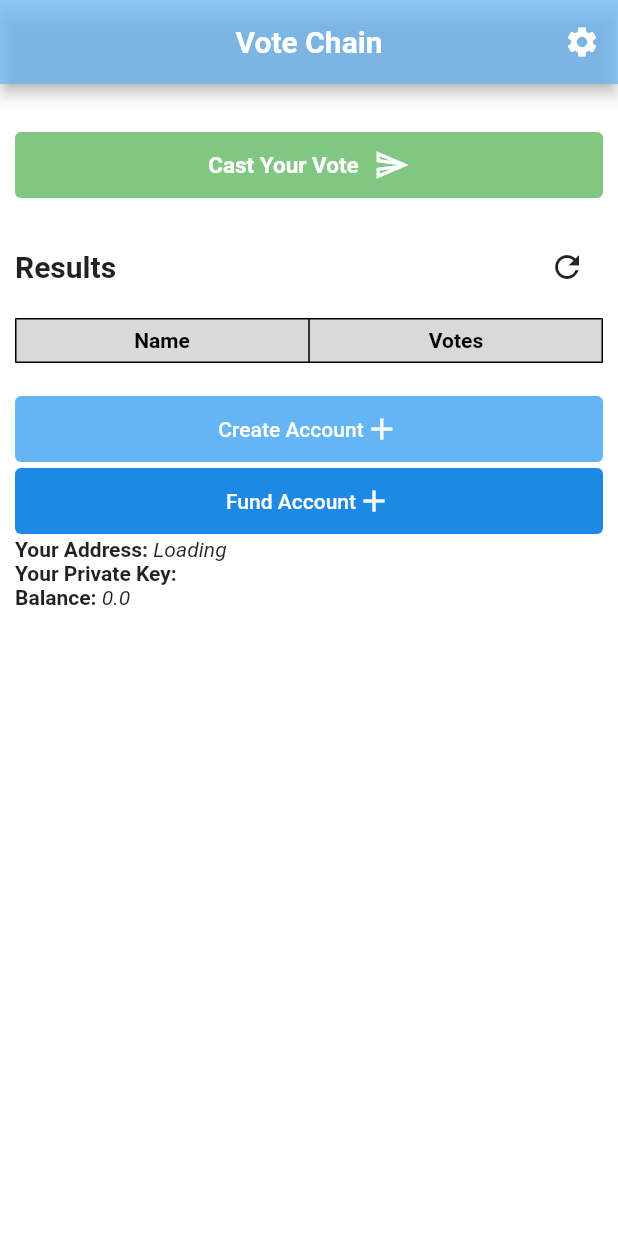
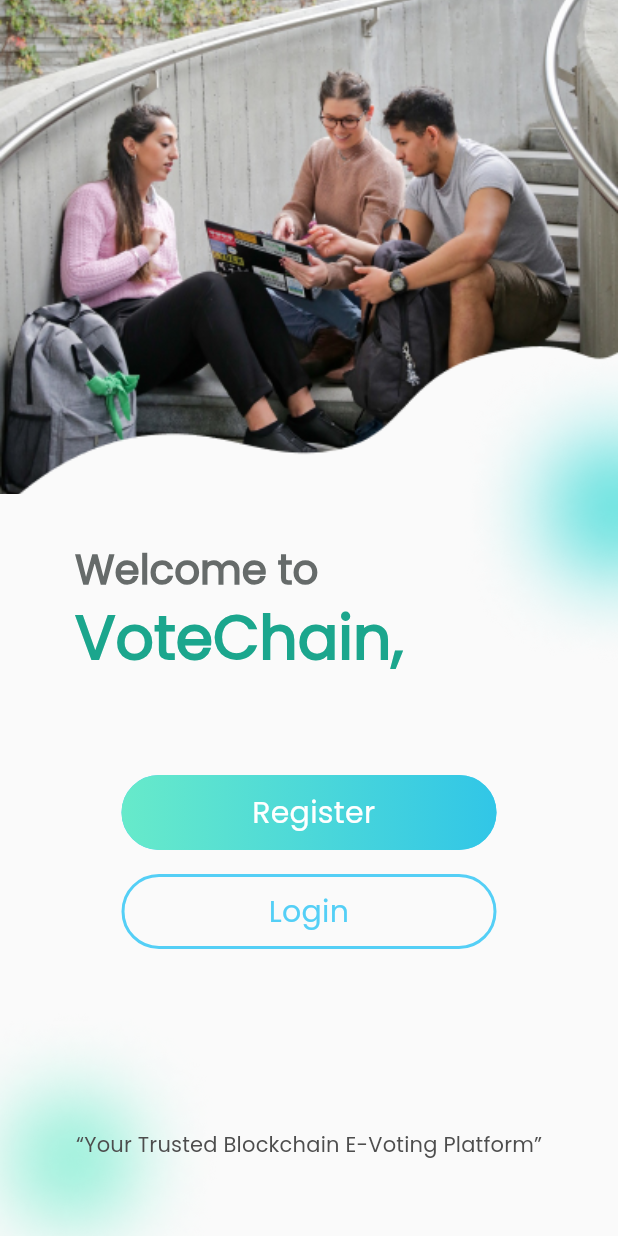
Before and after one commit to aswanthabam/VoteChain, a Flutter app: the screen it shows after launch, on a phone screen of 412 x 824 dp. Run offline on Flutter 3.47's test engine with Material 2 defaults, Android fonts, the phone set to English and light mode, and no system bars; our stand-ins replace convert, shared_preferences; missing offline and left inert: web3dart; project files that could hold a hidden picture were left out.

Commit message:
Login page designed

```diff
--- a/vote/lib/classes/contract_linker.dart
+++ b/vote/lib/classes/contract_linker.dart
@@ -138,7 +138,18 @@ class ContractLinker extends ChangeNotifier {
     } catch (err) {
       print("Unable to fund account");
       showDialog(
-          context: context, builder: (builder) => Text("Error getting ethers"));
+          context: context,
+          builder: (builder) => Dialog(
+              shape: RoundedRectangleBorder(
+                  borderRadius: BorderRadius.circular(20)),
+              backgroundColor: Colors.white,
+              child: Padding(
+                  padding: EdgeInsets.all(16),
+                  // height: 100,
+                  // decoration: BoxDecoration(color: Colors.white),
+                  child: Column(mainAxisSize: MainAxisSize.min, children: [
+                    Center(child: Text("Error getting ethers"))
+                  ]))));
     }
     print("Account balance : " + (await getBalance()).toString() + " ETH");
     notifyListeners();
@@ -170,14 +181,14 @@ class ContractLinker extends ChangeNotifier {
       showDialog(
           context: context,
           builder: (builder) {
-            return SizedBox(
-                height: 100,
-                child: Container(
-                    width: double.infinity,
-                    height: 100,
-                    decoration: BoxDecoration(color: Colors.white),
-                    padding: EdgeInsets.all(10),
-                    child: Text("Err: " + err.toString())));
+            return Dialog(
+                shape: RoundedRectangleBorder(
+                    borderRadius: BorderRadius.circular(20)),
+                child: Padding(
+                    padding: EdgeInsets.all(20),
+                    child: Column(
+                        mainAxisSize: MainAxisSize.min,
+                        children: [Text("Error Votting: " + err.toString())])));
           });
       return "NULL";
     }
--- a/vote/lib/main.dart
+++ b/vote/lib/main.dart
@@ -7,6 +7,7 @@ import 'package:vote/pages/admin.dart';
 import 'package:vote/components/results.dart';
 import 'package:vote/classes/contract_linker.dart';
 import 'package:vote/pages/splashscreen.dart';
+import 'pages/login.dart';
 
 void main() {
   runApp(const App());
@@ -20,17 +21,11 @@ class App extends StatefulWidget {
 }
 
 class _AppState extends State<App> {
-  late ContractLinker linker;
+  // late ContractLinker linker;
   @override
   void initState() {
     super.initState();
-    init();
-  }
-
-  void init() async {
-    // await Preferences.init();
-    linker = ContractLinker();
-    linker.init(cond: Preferences.init());
+    // init();
   }
 
   // This widget is the root of your application.
@@ -38,21 +33,18 @@ class _AppState extends State<App> {
   Widget build(BuildContext context) {
     return MaterialApp(
       title: 'Vote Chain',
-      initialRoute: 'home',
+      initialRoute: 'login',
       routes: {
         'home': (context) => SplashScreen(
             function: () async {
               await Timer(Duration(seconds: 20), () => {});
             },
-            widget: MyAppBar(body: Home(linker: linker))),
+            widget: MyAppBar(body: Home())),
         'admin': (context) => MyAppBar(body: Admin()),
+        'login': (context) => Login(),
       },
-      home: MyAppBar(
-        body: Home(
-          linker: linker,
-        ),
-      ),
       debugShowCheckedModeBanner: false,
+      theme: ThemeData(fontFamily: 'Poppins'),
     );
   }
 }
--- a/vote/lib/pages/home.dart
+++ b/vote/lib/pages/home.dart
@@ -8,16 +8,30 @@ import 'package:web3dart/web3dart.dart';
 import '../Election.g.dart';
 import 'package:vote/classes/contract_linker.dart';
 import 'package:vote/components/voteform.dart';
+import '../classes/preferences.dart';
 
 class Home extends StatefulWidget {
-  Home({super.key, required this.linker});
+  Home({super.key});
 
-  ContractLinker linker;
   @override
   State<Home> createState() => _HomeState();
 }
 
 class _HomeState extends State<Home> {
+  late ContractLinker linker;
+  @override
+  void initState() {
+    // TODO: implement initState
+    super.initState();
+    init();
+  }
+
+  void init() async {
+    // await Preferences.init();
+    linker = ContractLinker();
+    linker.init(cond: Preferences.init());
+  }
+
   @override
   Widget build(BuildContext context) {
     return Material(
@@ -30,14 +44,14 @@ class _HomeState extends State<Home> {
             height: 20,
           ),
           VoteForm(
-            linker: widget.linker,
+            linker: linker,
           ),
           SizedBox(
             height: 10,
           ),
-          Results(linker: widget.linker),
+          Results(linker: linker),
           ChangeNotifierProvider<ContractLinker>(
-            create: (context) => widget.linker,
+            create: (context) => linker,
             child: Consumer<ContractLinker>(
               builder: (context, linker, _) => Info(linker: linker),
             ),
--- /dev/null
+++ b/vote/lib/pages/login.dart
@@ -0,0 +1,224 @@
+import 'package:flutter/material.dart';
+import 'package:flutter/services.dart';
+
+class Login extends StatefulWidget {
+  const Login({super.key});
+
+  @override
+  State<Login> createState() => _LoginState();
+}
+
+class _LoginState extends State<Login> {
+  @override
+  void initState() {
+    // TODO: implement initState
+    super.initState();
+    SystemChrome.setSystemUIOverlayStyle(const SystemUiOverlayStyle(
+      statusBarColor: Colors.transparent,
+    ));
+  }
+
+  @override
+  Widget build(BuildContext context) {
+    return Scaffold(
+      body: Container(
+        width: double.infinity,
+        height: double.infinity,
+        padding: EdgeInsets.zero,
+        margin: EdgeInsets.zero,
+        child: Stack(
+          children: [
+            Image.asset(
+              'src/images/login_bg.png',
+              width: double.infinity,
+              height: MediaQuery.of(context).size.height / 2.5,
+              fit: BoxFit.cover,
+            ),
+            Positioned(
+                top: MediaQuery.of(context).size.height / 2.5 - 100,
+                right: -90,
+                child: Image.asset(
+                  'src/images/asset/ellipse_green.png',
+                  width: 200,
+                )),
+            Positioned(
+                bottom: -50,
+                left: -50,
+                child: Image.asset(
+                  'src/images/asset/ellipse_blue.png',
+                  width: 200,
+                )),
+            Positioned(
+                top: MediaQuery.of(context).size.height / 2.5,
+                // width: dou,
+                child: Column(
+                  crossAxisAlignment: CrossAxisAlignment.start,
+                  children: [
+                    Container(
+                        padding: EdgeInsets.only(left: 50, top: 30),
+                        child: const Column(
+                          crossAxisAlignment: CrossAxisAlignment.start,
+                          children: [
+                            SizedBox(
+                              height: 36,
+                              child: Text("Welcome to",
+                                  style: TextStyle(
+                                    color: Color(0xFF666B6A),
+                                    fontSize: 27,
+                                    fontWeight: FontWeight.w700,
+                                  )),
+                            ),
+                            SizedBox(
+                              height: 53,
+                              child: Text("VoteChain,",
+                                  style: TextStyle(
+                                    color: Color(0xFF1BA68D),
+                                    fontSize: 40,
+                                    fontWeight: FontWeight.w700,
+                                  )),
+                            )
+                          ],
+                        )),
+                    Container(
+                        padding: EdgeInsets.only(top: 60),
+                        width: MediaQuery.of(context).size.width,
+                        child: Column(
+                          crossAxisAlignment: CrossAxisAlignment.center,
+                          children: [
+                            TextButton(
+                              onPressed: () {
+                                print("PRessed");
+                              },
+                              child: Container(
+                                width: 250,
+                                height: 50,
+                                child: Stack(
+                                  children: [
+                                    Positioned(
+                                      left: 0,
+                                      top: 0,
+                                      child: Container(
+                                        width: 250,
+                                        height: 50,
+                                        decoration: ShapeDecoration(
+                                          shape: RoundedRectangleBorder(
+                                            side: BorderSide(
+                                                width: 2,
+                                                color: Color(0xFF54CFF6)),
+                                            borderRadius:
+                                                BorderRadius.circular(30),
+                                          ),
+                                        ),
+                                      ),
+                                    ),
+                                    Positioned(
+                                      left: 0,
+                                      top: 0,
+                                      child: Container(
+                                        width: 250,
+                                        height: 50,
+                                        decoration: ShapeDecoration(
+                                          gradient: const LinearGradient(
+                                            begin: Alignment(1.00, -0.06),
+                                            end: Alignment(-1, 0.06),
+                                            colors: [
+                                              Color(0xFF31C6E7),
+                                              Color(0xFF67EACA)
+                                            ],
+                                          ),
+                                          shape: RoundedRectangleBorder(
+                                            borderRadius:
+                                                BorderRadius.circular(30),
+                                          ),
+                                        ),
+                                      ),
+                                    ),
+                                    const Positioned(
+                                      left: 87,
+                                      top: 10,
+                                      child: Text(
+                                        'Register',
+                                        style: TextStyle(
+                                          color: Colors.white,
+                                          fontSize: 20,
+                                          fontFamily: 'Poppins',
+                                          fontWeight: FontWeight.w400,
+                                          letterSpacing: 0.20,
+                                        ),
+                                      ),
+                                    ),
+                                  ],
+                                ),
+                              ),
+                            ),
+                            TextButton(
+                                onPressed: () {
+                                  Navigator.pushReplacementNamed(
+                                      context, 'home');
+                                },
+                                child: Container(
+                                  width: 250,
+                                  height: 50,
+                                  child: Stack(
+                                    children: [
+                                      Positioned(
+                                        left: 0,
+                                        top: 0,
+                                        child: Container(
+                                          width: 250,
+                                          height: 50,
+                                          decoration: ShapeDecoration(
+                                            shape: RoundedRectangleBorder(
+                                              side: const BorderSide(
+                                                  width: 2,
+                                                  color: Color(0xFF54CFF6)),
+                                              borderRadius:
+                                                  BorderRadius.circular(30),
+                                            ),
+                                          ),
+                                        ),
+                                      ),
+                                      const Positioned(
+                                        left: 98,
+                                        top: 10,
+                                        child: Text(
+                                          'Login',
+                                          style: TextStyle(
+                                            color: Color(0xFF54CFF6),
+                                            fontSize: 20,
+                                            fontFamily: 'Poppins',
+                                            fontWeight: FontWeight.w400,
+                                            letterSpacing: 0.20,
+                                          ),
+                                        ),
+                                      ),
+                                    ],
+                                  ),
+                                ))
+                          ],
+                        )),
+                  ],
+                )),
+            Positioned(
+                bottom: 50,
+                child: Container(
+                  width: MediaQuery.of(context).size.width,
+                  child: const Center(
+                    child: Text(
+                      "“Your Trusted Blockchain E-Voting Platform”",
+                      style: TextStyle(
+                        color: Color(0xFF4D4D4D),
+                        fontSize: 14,
+                        fontFamily: 'Poppins',
+                        fontWeight: FontWeight.w400,
+                        letterSpacing: 0.14,
+                      ),
+                    ),
+                  ),
+                ))
+          ],
+        ),
+      ),
+    );
+  }
+}
```
Also changed, not shown: vote/pubspec.yaml (+8 -6 lines), vote/pubspec.lock, vote/src/fonts/Poppins-Regular.ttf (added), vote/src/images/asset/ellipse_blue.png (added), vote/src/images/asset/ellipse_green.png (added), vote/src/images/login_bg.png (added), 1 other file.
